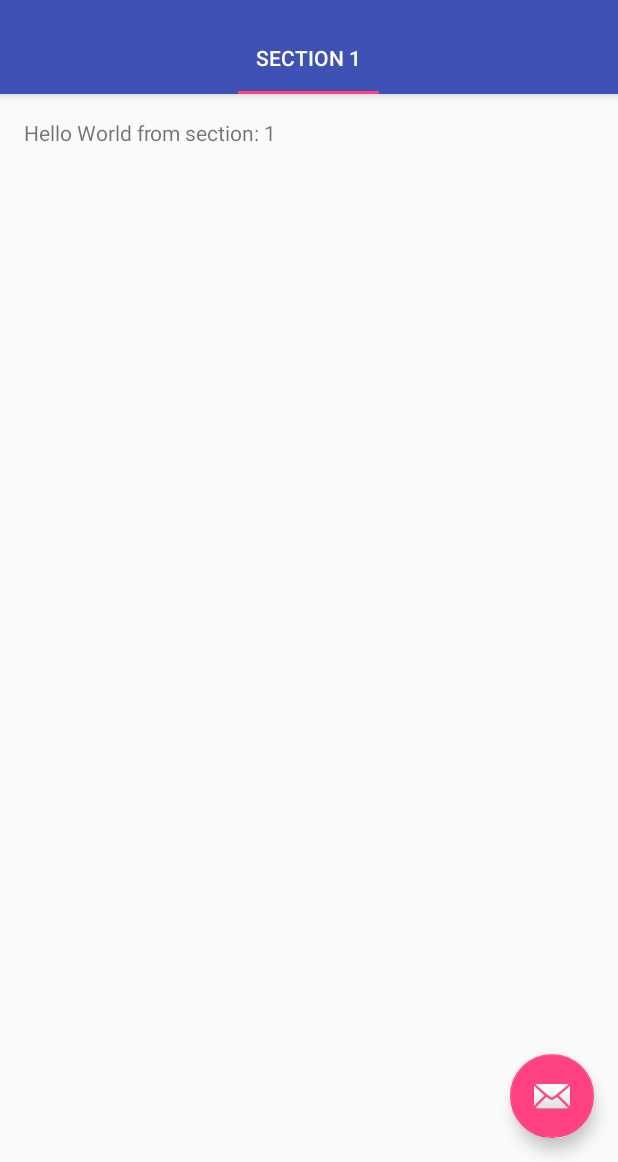
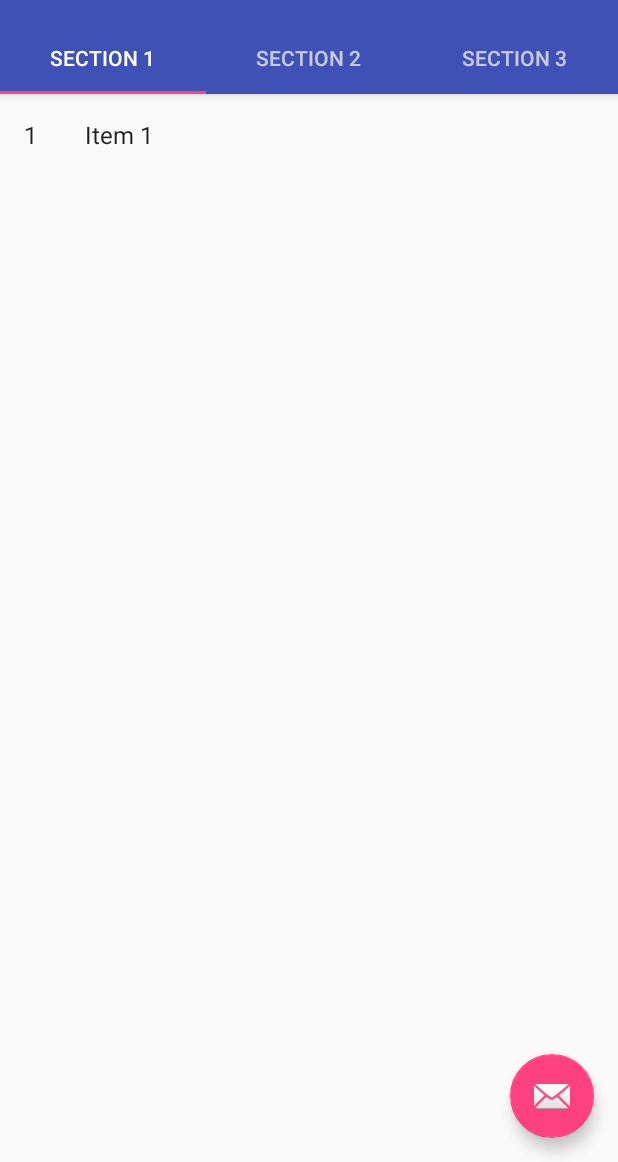
Before and after one commit to KunYi/SensorTag2Testing, an Android app: the screen it shows after launch (MainActivity), on a phone screen of 412 x 824 dp, the part 74-1236 px from its top. Run offline under Robolectric (Android 15) with nearby library versions, the light colour scheme and no system bars; libraries missing offline, so code that uses them is left out: com.polidea.rxandroidble; 4 statements that could not run were skipped.

Commit message:
add ListFragment for scan device

```diff
--- a/app/build.gradle
+++ b/app/build.gradle
@@ -30,12 +30,13 @@ dependencies {
     androidTestCompile('com.android.support.test.espresso:espresso-core:2.2.2', {
         exclude group: 'com.android.support', module: 'support-annotations'
     })
+
+
     compile 'com.android.support:appcompat-v7:25.3.1'
     compile 'com.android.support:design:25.3.1'
     compile 'com.android.support:support-v4:25.3.1'
     compile 'com.android.support:support-annotations:25.3.1'
-
     compile 'com.polidea.rxandroidble:rxandroidble:1.2.2'
-
+    compile 'com.android.support:recyclerview-v7:25.3.1'
     testCompile 'junit:junit:4.12'
 }
--- /dev/null
+++ b/app/src/main/java/com/uti/sensors/bleshow/Devices/DeviceContext.java
@@ -0,0 +1,108 @@
+package com.uti.sensors.bleshow.Devices;
+
+import android.support.v4.view.ViewCompat;
+
+import java.util.ArrayList;
+import java.util.HashMap;
+import java.util.List;
+import java.util.Map;
+import com.polidea.rxandroidble.RxBleDevice;
+
+/**
+ * Helper class for providing sample content for user interfaces created by
+ * Android template wizards.
+ * <p>
+ * TODO: Replace all uses of this class before publishing your app.
+ */
+public class DeviceContext {
+
+    /**
+     * An array of sample (dummy) items.
+     */
+    public static final List<DeviceItem> ITEMS = new ArrayList<DeviceItem>();
+
+    /**
+     * A map of sample (dummy) items, by ID.
+     */
+    public static final Map<String, DeviceItem> ITEM_MAP = new HashMap<String, DeviceItem>();
+
+    private static final int COUNT = 1;
+
+    static {
+        // Add some sample items.
+        for (int i = 1; i <= COUNT; i++) {
+            addItem(createDeviceItem(i));
+        }
+    }
+
+    public static boolean CheckDeviceExist(final String mac) {
+        return (ITEM_MAP.get(mac) != null);
+    }
+
+    public static void UpdateRssi(final String mac, final int rssi) {
+        final DeviceItem dev = ITEM_MAP.get(mac);
+        if (dev != null)
+            dev.setRssi(rssi);
+    }
+
+    private static void addItem(DeviceItem item) {
+        ITEMS.add(item);
+        ITEM_MAP.put(item.id, item);
+    }
+
+    private static DeviceItem createDeviceItem(int position) {
+        return new DeviceItem(String.valueOf(position), "Item " + position, makeDetails(position));
+    }
+
+    private static String makeDetails(int position) {
+        StringBuilder builder = new StringBuilder();
+        builder.append("Details about Item: ").append(position);
+        for (int i = 0; i < position; i++) {
+            builder.append("\nMore details information here.");
+        }
+        return builder.toString();
+    }
+
+    /**
+     * A dummy item representing a piece of content.
+     */
+    public static class DeviceItem {
+        public final String id;
+        public final String content;
+        public final String details;
+        public RxBleDevice dev;
+        public int rssi;
+
+        public DeviceItem(RxBleDevice dev, int rssi) {
+            this.dev = dev;
+            this.rssi = rssi;
+            this.id = "123";
+            this.content = "test";
+            this.details = "dummy";
+        }
+
+        public DeviceItem(String id, String content, String details) {
+            this.id = id;
+            this.content = content;
+            this.details = details;
+
+        }
+
+        public String getMac() {
+            return dev.getMacAddress();
+        }
+
+        public int getRssi() {
+            return rssi;
+        }
+
+        public void setRssi(int rssi) {
+            this.rssi = rssi;
+        }
+
+        @Override
+        public String toString() {
+            return content;
+        }
+    }
+}
--- a/app/src/main/java/com/uti/sensors/bleshow/MainActivity.java
+++ b/app/src/main/java/com/uti/sensors/bleshow/MainActivity.java
@@ -22,11 +22,14 @@ import android.content.Context;
 import android.util.Log;
 
 import com.polidea.rxandroidble.RxBleClient;
-
 import rx.Subscription;
 
+import com.uti.sensors.bleshow.Devices.DeviceContext.DeviceItem;
 
-public class MainActivity extends AppCompatActivity {
+
+
+public class MainActivity extends AppCompatActivity
+        implements ScanDevicesFragment.OnListFragmentInteractionListener {
 
     /**
      * The {@link android.support.v4.view.PagerAdapter} that will provide
@@ -43,9 +46,12 @@ public class MainActivity extends AppCompatActivity {
      */
     private ViewPager mViewPager;
 
+    private ScanDevicesFragment mScanDevices;
+
     private RxBleClient mRxBleClient;
     private Subscription mScanSubscroption;
     private final static String FilterDeviceName = "CC2650 SensorTag";
+
 
     @Override
     protected void onCreate(Bundle savedInstanceState) {
@@ -118,6 +124,7 @@ public class MainActivity extends AppCompatActivity {
          * number.
          */
         public static PlaceholderFragment newInstance(int sectionNumber) {
+
             PlaceholderFragment fragment = new PlaceholderFragment();
             Bundle args = new Bundle();
             args.putInt(ARG_SECTION_NUMBER, sectionNumber);
@@ -149,13 +156,18 @@ public class MainActivity extends AppCompatActivity {
         public Fragment getItem(int position) {
             // getItem is called to instantiate the fragment for the given page.
             // Return a PlaceholderFragment (defined as a static inner class below).
+            if (position == 0) {
+                ScanDevicesFragment fragment = ScanDevicesFragment.newInstance(1);
+                return fragment;
+            }
+
             return PlaceholderFragment.newInstance(position + 1);
         }
 
         @Override
         public int getCount() {
             // Show 3 total pages.
-            return 1;
+            return 3;
         }
 
         @Override
@@ -187,4 +199,9 @@ public class MainActivity extends AppCompatActivity {
                     Log.d("BleShow-Main", "Scan device:" + mRxBleClient.getBleDevice().getMacAddress());
                 });
     }
+
+    @Override
+    public void onListFragmentInteraction(DeviceItem item) {
+
+    }
 }
--- /dev/null
+++ b/app/src/main/java/com/uti/sensors/bleshow/ScanDevicesFragment.java
@@ -0,0 +1,107 @@
+package com.uti.sensors.bleshow;
+
+import android.content.Context;
+import android.os.Bundle;
+import android.support.v4.app.Fragment;
+import android.support.v7.widget.GridLayoutManager;
+import android.support.v7.widget.LinearLayoutManager;
+import android.support.v7.widget.RecyclerView;
+import android.view.LayoutInflater;
+import android.view.View;
+import android.view.ViewGroup;
+
+import com.uti.sensors.bleshow.Devices.DeviceContext;
+import com.uti.sensors.bleshow.Devices.DeviceContext.DeviceItem;
+
+/**
+ * A fragment representing a list of Items.
+ * <p/>
+ * Activities containing this fragment MUST implement the {@link OnListFragmentInteractionListener}
+ * interface.
+ */
+public class ScanDevicesFragment extends Fragment {
+
+    // TODO: Customize parameter argument names
+    private static final String ARG_COLUMN_COUNT = "column-count";
+    // TODO: Customize parameters
+    private int mColumnCount = 1;
+    private OnListFragmentInteractionListener mListener;
+
+    /**
+     * Mandatory empty constructor for the fragment manager to instantiate the
+     * fragment (e.g. upon screen orientation changes).
+     */
+    public ScanDevicesFragment() {
+    }
+
+    // TODO: Customize parameter initialization
+    @SuppressWarnings("unused")
+    public static ScanDevicesFragment newInstance(int columnCount) {
+        ScanDevicesFragment fragment = new ScanDevicesFragment();
+        Bundle args = new Bundle();
+        args.putInt(ARG_COLUMN_COUNT, columnCount);
+        fragment.setArguments(args);
+        return fragment;
+    }
+
+    @Override
+    public void onCreate(Bundle savedInstanceState) {
+        super.onCreate(savedInstanceState);
+
+        if (getArguments() != null) {
+            mColumnCount = getArguments().getInt(ARG_COLUMN_COUNT);
+        }
+    }
+
+    @Override
+    public View onCreateView(LayoutInflater inflater, ViewGroup container,
+                             Bundle savedInstanceState) {
+        View view = inflater.inflate(R.layout.fragment_scandevices_list, container, false);
+
+        // Set the adapter
+        if (view instanceof RecyclerView) {
+            Context context = view.getContext();
+            RecyclerView recyclerView = (RecyclerView) view;
+            if (mColumnCount <= 1) {
+                recyclerView.setLayoutManager(new LinearLayoutManager(context));
+            } else {
+                recyclerView.setLayoutManager(new GridLayoutManager(context, mColumnCount));
+            }
+            recyclerView.setAdapter(new ScanDevicesRecyclerViewAdapter(DeviceContext.ITEMS, mListener));
+        }
+        return view;
+    }
+
+
+    @Override
+    public void onAttach(Context context) {
+        super.onAttach(context);
+        if (context instanceof OnListFragmentInteractionListener) {
+            mListener = (OnListFragmentInteractionListener) context;
+        } else {
+            throw new RuntimeException(context.toString()
+                    + " must implement OnListFragmentInteractionListener");
+        }
+    }
+
+    @Override
+    public void onDetach() {
+        super.onDetach();
+        mListener = null;
+    }
+
+    /**
+     * This interface must be implemented by activities that contain this
+     * fragment to allow an interaction in this fragment to be communicated
+     * to the activity and potentially other fragments contained in that
+     * activity.
+     * <p/>
+     * See the Android Training lesson <a href=
+     * "http://developer.android.com/training/basics/fragments/communicating.html"
+     * >Communicating with Other Fragments</a> for more information.
+     */
+    public interface OnListFragmentInteractionListener {
+        // TODO: Update argument type and name
+        void onListFragmentInteraction(DeviceItem item);
+    }
+}
--- /dev/null
+++ b/app/src/main/java/com/uti/sensors/bleshow/ScanDevicesRecyclerViewAdapter.java
@@ -0,0 +1,77 @@
+package com.uti.sensors.bleshow;
+
+import android.support.v7.widget.RecyclerView;
+import android.view.LayoutInflater;
+import android.view.View;
+import android.view.ViewGroup;
+import android.widget.TextView;
+
+import com.uti.sensors.bleshow.ScanDevicesFragment.OnListFragmentInteractionListener;
+import com.uti.sensors.bleshow.Devices.DeviceContext.DeviceItem;
+
+import java.util.List;
+
+/**
+ * {@link RecyclerView.Adapter} that can display a {@link DeviceItem} and makes a call to the
+ * specified {@link OnListFragmentInteractionListener}.
+ * TODO: Replace the implementation with code for your data type.
+ */
+public class ScanDevicesRecyclerViewAdapter extends RecyclerView.Adapter<ScanDevicesRecyclerViewAdapter.ViewHolder> {
+
+    private final List<DeviceItem> mValues;
+    private final OnListFragmentInteractionListener mListener;
+
+    public ScanDevicesRecyclerViewAdapter(List<DeviceItem> items, OnListFragmentInteractionListener listener) {
+        mValues = items;
+        mListener = listener;
+    }
+
+    @Override
+    public ViewHolder onCreateViewHolder(ViewGroup parent, int viewType) {
+        View view = LayoutInflater.from(parent.getContext())
+                .inflate(R.layout.fragment_scandevices, parent, false);
+        return new ViewHolder(view);
+    }
+
+    @Override
+    public void onBindViewHolder(final ViewHolder holder, int position) {
+        holder.mItem = mValues.get(position);
+        holder.mIdView.setText(mValues.get(position).id);
+        holder.mContentView.setText(mValues.get(position).content);
+
+        holder.mView.setOnClickListener(new View.OnClickListener() {
+            @Override
+            public void onClick(View v) {
+                if (null != mListener) {
+                    // Notify the active callbacks interface (the activity, if the
+                    // fragment is attached to one) that an item has been selected.
+                    mListener.onListFragmentInteraction(holder.mItem);
+                }
+            }
+        });
+    }
+
+    @Override
+    public int getItemCount() {
+        return mValues.size();
+    }
+
+    public class ViewHolder extends RecyclerView.ViewHolder {
+        public final View mView;
+        public final TextView mIdView;
+        public final TextView mContentView;
+        public DeviceItem mItem;
+
+        public ViewHolder(View view) {
+            super(view);
+            mView = view;
+            mIdView = (TextView) view.findViewById(R.id.id);
+            mContentView = (TextView) view.findViewById(R.id.content);
+        }
+
+        @Override
+        public String toString() {
+            return super.toString() + " '" + mContentView.getText() + "'";
+        }
+    }
+}
--- /dev/null
+++ b/app/src/main/res/layout/fragment_scandevices.xml
@@ -0,0 +1,20 @@
+<?xml version="1.0" encoding="utf-8"?>
+<LinearLayout xmlns:android="http://schemas.android.com/apk/res/android"
+    android:layout_width="wrap_content"
+    android:layout_height="wrap_content"
+    android:orientation="horizontal">
+
+    <TextView
+        android:id="@+id/id"
+        android:layout_width="wrap_content"
+        android:layout_height="wrap_content"
+        android:layout_margin="@dimen/text_margin"
+        android:textAppearance="?attr/textAppearanceListItem" />
+
+    <TextView
+        android:id="@+id/content"
+        android:layout_width="wrap_content"
+        android:layout_height="wrap_content"
+        android:layout_margin="@dimen/text_margin"
+        android:textAppearance="?attr/textAppearanceListItem" />
+</LinearLayout>
--- /dev/null
+++ b/app/src/main/res/layout/fragment_scandevices_list.xml
@@ -0,0 +1,13 @@
+<?xml version="1.0" encoding="utf-8"?>
+<android.support.v7.widget.RecyclerView xmlns:android="http://schemas.android.com/apk/res/android"
+    xmlns:app="http://schemas.android.com/apk/res-auto"
+    xmlns:tools="http://schemas.android.com/tools"
+    android:id="@+id/list"
+    android:name="com.uti.sensors.bleshow.ScanDevicesFragment"
+    android:layout_width="match_parent"
+    android:layout_height="match_parent"
+    android:layout_marginLeft="16dp"
+    android:layout_marginRight="16dp"
+    app:layoutManager="LinearLayoutManager"
+    tools:context="com.uti.sensors.bleshow.ScanDevicesFragment"
+    tools:listitem="@layout/fragment_scandevices" />
--- a/app/src/main/res/values/dimens.xml
+++ b/app/src/main/res/values/dimens.xml
@@ -4,4 +4,5 @@
     <dimen name="activity_vertical_margin">16dp</dimen>
     <dimen name="fab_margin">16dp</dimen>
     <dimen name="appbar_padding_top">8dp</dimen>
+    <dimen name="text_margin">16dp</dimen>
 </resources>
```
